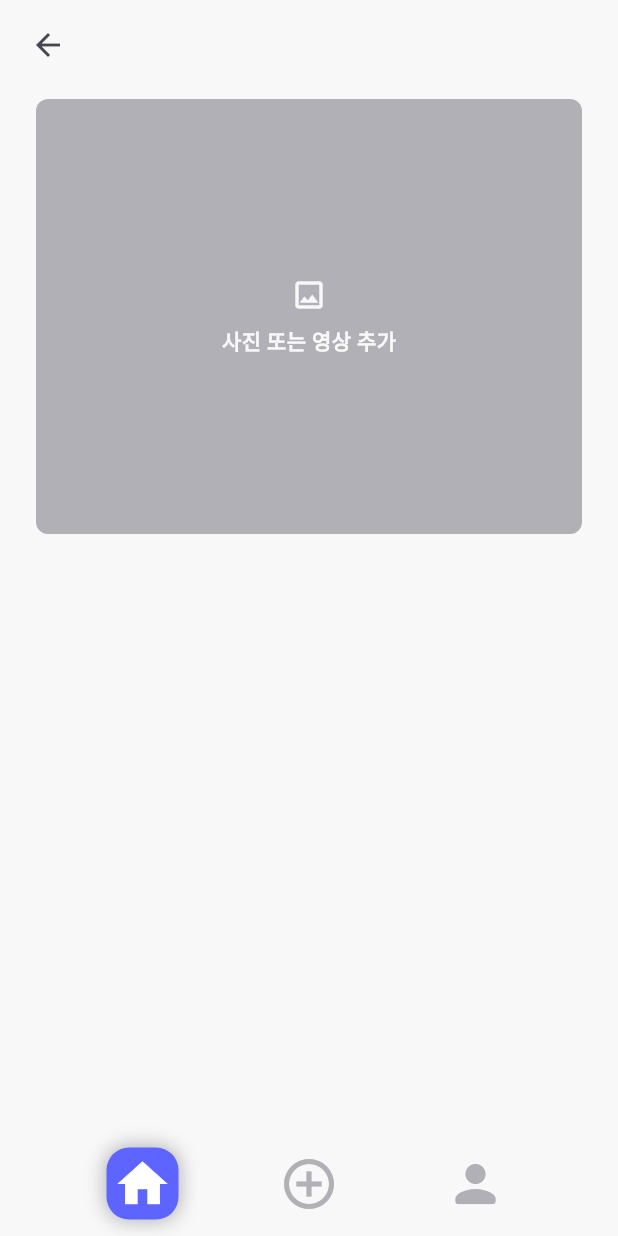
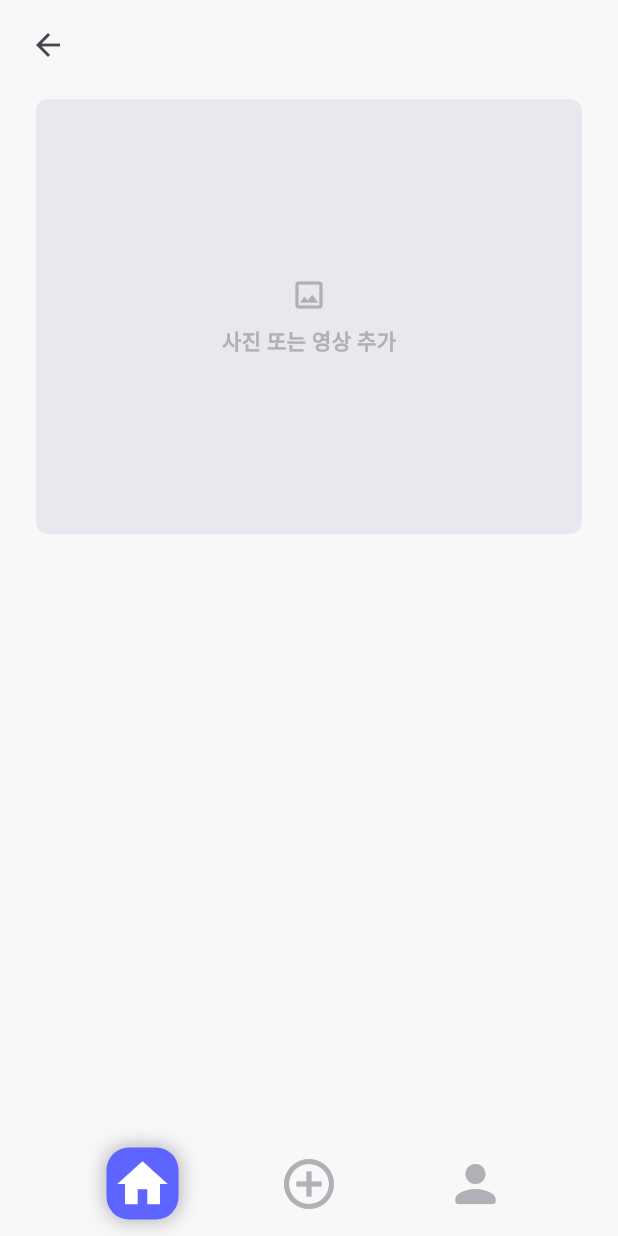
Before and after one commit to rlaminseok0824/GeoPic, a Flutter app: the screen it shows after launch, swiped to page 2, on a phone screen of 412 x 824 dp. Run offline on Flutter 3.47's test engine with Material 3 defaults, Android fonts, the phone set to English and light mode, and no system bars; our stand-ins replace bloc, flutter_bloc, flutter_dotenv, freezed_annotation, geolocator, get_it and 4 more; missing offline and left inert: flutter_naver_map; generated files the repository leaves out were written again.

Commit message:
STYLE: change background color of cards

```diff
--- a/lib/presentation/article/view/article_record_picture.dart
+++ b/lib/presentation/article/view/article_record_picture.dart
@@ -31,7 +31,7 @@ class ArticleRecordPicture extends StatelessWidget {
                   child: Container(
                     height: 290,
                     width: double.infinity,
-                    color: AppColors.greyPrimary,
+                    color: AppColors.secondary,
                     child: BlocBuilder<ArticleRecordCubit, ArticleRecordState>(
                       builder: (context, state) {
                         final picture = state.record.pictureFile;
@@ -56,14 +56,14 @@ Widget _buildPicturePlaceholder() {
       Icon(
         Icons.image_outlined,
         size: 24,
-        color: AppColors.background,
+        color: AppColors.greyPrimary,
       ),
       SizedBox(height: 8),
       Text('사진 또는 영상 추가',
           style: TextStyle(
             fontSize: 14,
             fontWeight: FontWeight.w700,
-            color: AppColors.background,
+            color: AppColors.greyPrimary,
           ))
     ],
   );
```
